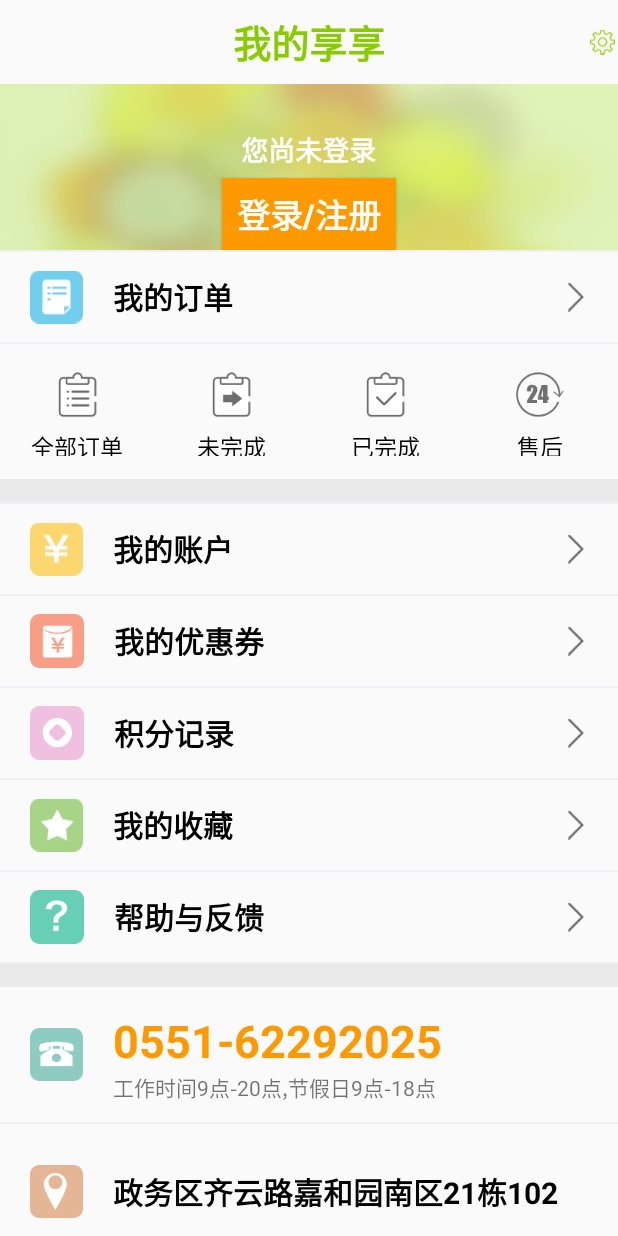
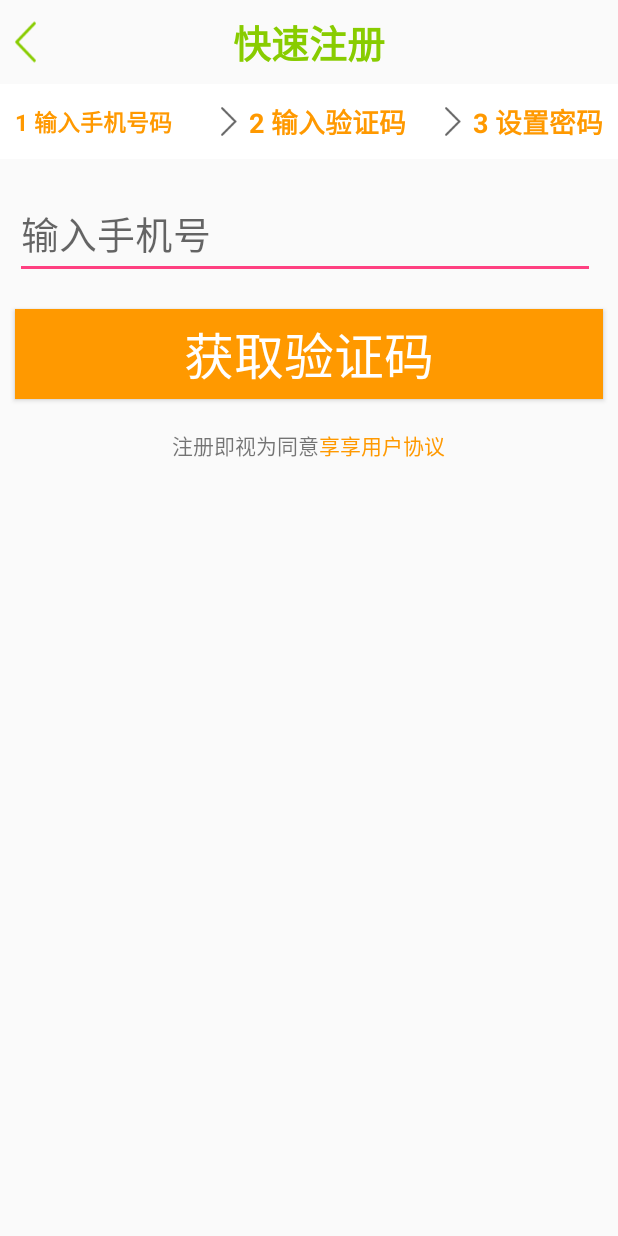
Before and after one commit to DanielQinSir/WeShare, an Android app: the fragment ShareFragment shown on its own in the app's theme, after a tap on "登录/注册", on a phone screen of 412 x 824 dp. Run offline under Robolectric (Android 15) with nearby library versions, the phone set to English and light mode, and no system bars; our stand-ins replace ButterKnife; 1 statement that could not run was skipped; 1 other tap on this screen came first.

Commit message:
第四天早上  增加设置 注册

```diff
--- a/app/src/main/AndroidManifest.xml
+++ b/app/src/main/AndroidManifest.xml
@@ -29,6 +29,10 @@
         </activity>
         <activity android:name=".mysharemodule.SettingsActivity">
         </activity>
+        <activity android:name=".settingmodule.MessagePushActivity">
+        </activity>
+        <activity android:name=".shoppingcartmodule.RegistActivity">
+        </activity>
     </application>
 
 </manifest>
--- a/app/src/main/java/com/example/weshare/mysharemodule/ShareFragment.java
+++ b/app/src/main/java/com/example/weshare/mysharemodule/ShareFragment.java
@@ -17,6 +17,7 @@ import android.widget.TextView;
 import android.widget.Toast;
 
 import com.example.weshare.R;
+import com.example.weshare.shoppingcartmodule.RegistActivity;
 
 import java.util.ArrayList;
 import java.util.List;
@@ -47,10 +48,11 @@ public class ShareFragment extends Fragment
             switch (view.getId())
             {
                 case R.id.myshare_bar_settings_iv:
-                    Toast.makeText(mContext, "设置", Toast.LENGTH_SHORT).show();
+                    goToActivity(SettingsActivity.class);
                     break;
                 case R.id.myshare_login_btn:
                     Toast.makeText(mContext, "登录", Toast.LENGTH_SHORT).show();
+                    goToActivity(RegistActivity.class);
                     break;
                 default:
                     int position = (int) view.getTag();
--- /dev/null
+++ b/app/src/main/java/com/example/weshare/shoppingcartmodule/RegistActivity.java
@@ -0,0 +1,93 @@
+package com.example.weshare.shoppingcartmodule;
+
+import android.graphics.Color;
+import android.os.Bundle;
+import android.support.v7.app.AppCompatActivity;
+import android.view.View;
+import android.widget.Button;
+import android.widget.EditText;
+import android.widget.ImageView;
+import android.widget.TextView;
+import android.widget.Toast;
+
+import com.example.weshare.R;
+
+import butterknife.BindView;
+import butterknife.ButterKnife;
+
+public class RegistActivity extends AppCompatActivity
+{
+
+    @BindView(R.id.regist_bar_back_iv)
+    ImageView mRegistBarBackIv;
+    @BindView(R.id.regist_step1_tv)
+    TextView mRegistStep1Tv;
+    @BindView(R.id.regist_step2_tv)
+    TextView mRegistStep2Tv;
+    @BindView(R.id.regist_step3_tv)
+    TextView mRegistStep3Tv;
+    @BindView(R.id.regist_input_et)
+    EditText mRegistInputEt;
+    @BindView(R.id.regist_next_btn)
+    Button mRegistNextBtn;
+    @BindView(R.id.regist_agreement_tv)
+    TextView mRegistAgreementTv;
+    @BindView(R.id.regist_again_btn)
+    Button mRegistAgainBtn;
+    private int step = 1;
+    private View.OnClickListener mlistener = new View.OnClickListener()
+    {
+        @Override
+        public void onClick(View view)
+        {
+            switch (view.getId())
+            {
+                case R.id.regist_bar_back_iv:
+                    finish();
+                    break;
+                case R.id.regist_agreement_tv:
+                    Toast.makeText(RegistActivity.this, "你还想看用户协议吗?\n没什么好看的啊!", Toast.LENGTH_SHORT).show();
+                    break;
+                default:
+                    switch (step)
+                    {
+                        case 1:
+                            mRegistStep1Tv.setTextColor(Color.BLACK);
+                            mRegistStep2Tv.setTextColor(Color.YELLOW);
+                            mRegistNextBtn.setText("下一步");
+                            mRegistInputEt.setHint("输入验证码");
+                            mRegistAgainBtn.setVisibility(View.VISIBLE);
+                            step = 2;
+                            break;
+                        case 2:
+                            mRegistStep1Tv.setTextColor(Color.BLACK);
+                            mRegistStep2Tv.setTextColor(Color.BLACK);
+                            mRegistStep3Tv.setTextColor(Color.YELLOW);
+                            mRegistNextBtn.setText("完成注册");
+                            mRegistInputEt.setHint("输入密码");
+                            mRegistAgainBtn.setVisibility(View.GONE);
+                            step = 3;
+                            break;
+                        case 3:
+                            break;
+                    }
+            }
+        }
+    };
+
+    @Override
+    protected void onCreate(Bundle savedInstanceState)
+    {
+        super.onCreate(savedInstanceState);
+        setContentView(R.layout.activity_regist);
+        ButterKnife.bind(this);
+        initView();
+    }
+
+    private void initView()
+    {
+        mRegistBarBackIv.setOnClickListener(mlistener);
+        mRegistNextBtn.setOnClickListener(mlistener);
+        mRegistAgreementTv.setOnClickListener(mlistener);
+    }
+}
--- /dev/null
+++ b/app/src/main/res/layout/activity_regist.xml
@@ -0,0 +1,136 @@
+<?xml version="1.0" encoding="utf-8"?>
+<LinearLayout
+    xmlns:android="http://schemas.android.com/apk/res/android"
+    xmlns:tools="http://schemas.android.com/tools"
+    android:layout_width="match_parent"
+    android:layout_height="match_parent"
+    android:orientation="vertical"
+    tools:context="com.example.weshare.shoppingcartmodule.RegistActivity">
+
+    <RelativeLayout
+        android:layout_width="match_parent"
+        android:layout_height="?actionBarSize">
+
+        <ImageView
+            android:id="@+id/regist_bar_back_iv"
+            android:layout_width="wrap_content"
+            android:layout_height="match_parent"
+            android:layout_margin="2dp"
+            android:src="@drawable/back_green"/>
+
+        <TextView
+            android:layout_width="wrap_content"
+            android:layout_height="wrap_content"
+            android:layout_centerInParent="true"
+            android:gravity="center"
+            android:text="快速注册"
+            android:textColor="#88cc00"
+            android:textSize="25sp"
+            android:textStyle="bold"/>
+    </RelativeLayout>
+
+    <RelativeLayout
+        android:layout_width="match_parent"
+        android:layout_height="50dp"
+        android:background="#fff">
+
+        <TextView
+            android:id="@+id/regist_step1_tv"
+            android:layout_width="wrap_content"
+            android:layout_height="wrap_content"
+            android:layout_alignParentLeft="true"
+            android:layout_centerVertical="true"
+            android:layout_marginLeft="10dp"
+            android:text="1 输入手机号码"
+            android:textColor="#ff9900"
+            android:textSize="15sp"
+            android:textStyle="bold"/>
+
+        <TextView
+            android:id="@+id/regist_step2_tv"
+            android:layout_width="wrap_content"
+            android:layout_height="wrap_content"
+            android:layout_centerInParent="true"
+            android:layout_marginLeft="10dp"
+            android:drawableLeft="@drawable/btn_next"
+            android:drawablePadding="5dp"
+            android:text="2 输入验证码"
+            android:textColor="#ff9900"
+            android:textSize="18sp"
+            android:textStyle="bold"/>
+
+        <TextView
+            android:id="@+id/regist_step3_tv"
+            android:layout_width="wrap_content"
+            android:layout_height="wrap_content"
+            android:layout_alignParentRight="true"
+            android:layout_centerVertical="true"
+            android:layout_marginRight="10dp"
+            android:drawableLeft="@drawable/btn_next"
+            android:drawablePadding="5dp"
+            android:text="3 设置密码"
+            android:textColor="#ff9900"
+            android:textSize="18sp"
+            android:textStyle="bold"/>
+    </RelativeLayout>
+    <RelativeLayout
+        android:layout_width="match_parent"
+        android:layout_height="60dp"
+        android:layout_marginTop="20dp"
+        android:layout_marginLeft="10dp"
+        android:layout_marginRight="10dp"
+        android:layout_marginBottom="20dp">
+    <EditText
+        android:id="@+id/regist_input_et"
+        android:layout_width="match_parent"
+        android:layout_height="match_parent"
+        android:hint="输入手机号"
+        android:inputType="phone"
+        android:textSize="25sp"
+        android:layout_marginRight="5dp"
+        android:layout_toLeftOf="@+id/regist_again_btn"
+        android:maxLength="11"/>
+        <Button
+            android:id="@+id/regist_again_btn"
+            android:layout_width="wrap_content"
+            android:layout_height="match_parent"
+            android:textSize="25sp"
+            android:textColor="#fff"
+            android:background="#ff9900"
+            android:text="重发验证码"
+            android:padding="5dp"
+            android:layout_alignParentRight="true"
+            android:visibility="gone"
+            />
+    </RelativeLayout>
+    <Button
+        android:id="@+id/regist_next_btn"
+        android:layout_width="match_parent"
+        android:layout_height="60dp"
+        android:layout_marginLeft="10dp"
+        android:layout_marginRight="10dp"
+        android:layout_marginBottom="20dp"
+        android:textSize="33sp"
+        android:textColor="#fff"
+        android:text="获取验证码"
+        android:background="#ff9900"
+        />
+    <LinearLayout
+        android:layout_width="wrap_content"
+        android:layout_height="wrap_content"
+        android:orientation="horizontal"
+        android:layout_gravity="center_horizontal">
+        <TextView
+            android:layout_width="wrap_content"
+            android:layout_height="wrap_content"
+            android:text="注册即视为同意"/>
+        <TextView
+            android:id="@+id/regist_agreement_tv"
+            android:layout_width="wrap_content"
+            android:layout_height="wrap_content"
+            android:text="享享用户协议"
+            android:textColor="#ff9900"
+            />
+
+    </LinearLayout>
+</LinearLayout>
--- a/app/src/main/res/layout/myshare_head_view.xml
+++ b/app/src/main/res/layout/myshare_head_view.xml
@@ -11,7 +11,7 @@
         android:layout_width="wrap_content"
         android:layout_height="wrap_content"
         android:layout_centerHorizontal="true"
-        android:layout_marginTop="30dp"
+        android:layout_marginTop="20dp"
         android:gravity="center"
         android:text="您尚未登录"
         android:textColor="#fff"
--- a/app/src/main/res/layout/setting_listview_item.xml
+++ b/app/src/main/res/layout/setting_listview_item.xml
@@ -10,6 +10,7 @@
         android:layout_marginRight="20dp"
         android:src="@drawable/btn_next"/>
     <TextView
+        android:id="@+id/setting_lv_item_switch_tv"
         android:layout_width="wrap_content"
         android:layout_height="match_parent"
         android:gravity="center"
--- a/app/src/main/res/layout/share_fragmnet.xml
+++ b/app/src/main/res/layout/share_fragmnet.xml
@@ -13,7 +13,7 @@
             android:layout_width="wrap_content"
             android:layout_height="match_parent"
             android:layout_alignParentRight="true"
-            android:layout_margin="2dp"
+            android:layout_marginRight="20dp"
             android:src="@drawable/setbtn"/>
 
         <TextView
```
Also changed, not shown: app/src/main/java/com/example/weshare/mysharemodule/SettingsActivity.java (+14 -2 lines), app/src/main/java/com/example/weshare/settingmodule/MessagePushActivity.java (added, +90 -0 lines), app/src/main/res/layout/activity_message_push.xml (added, +66 -0 lines).
